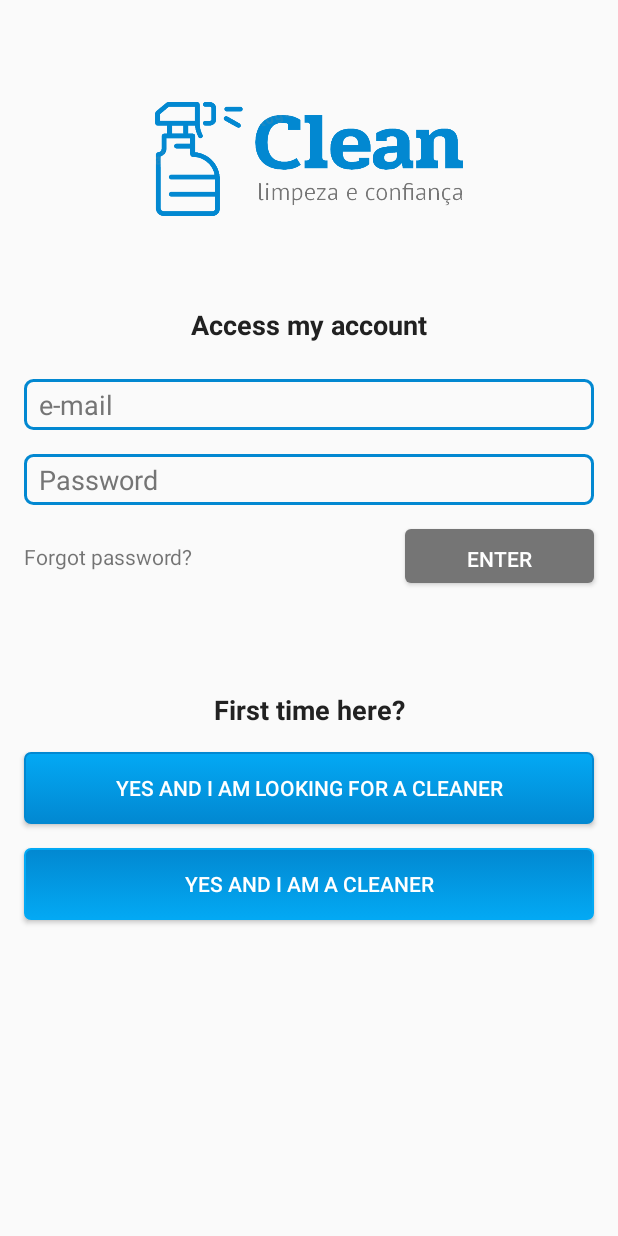
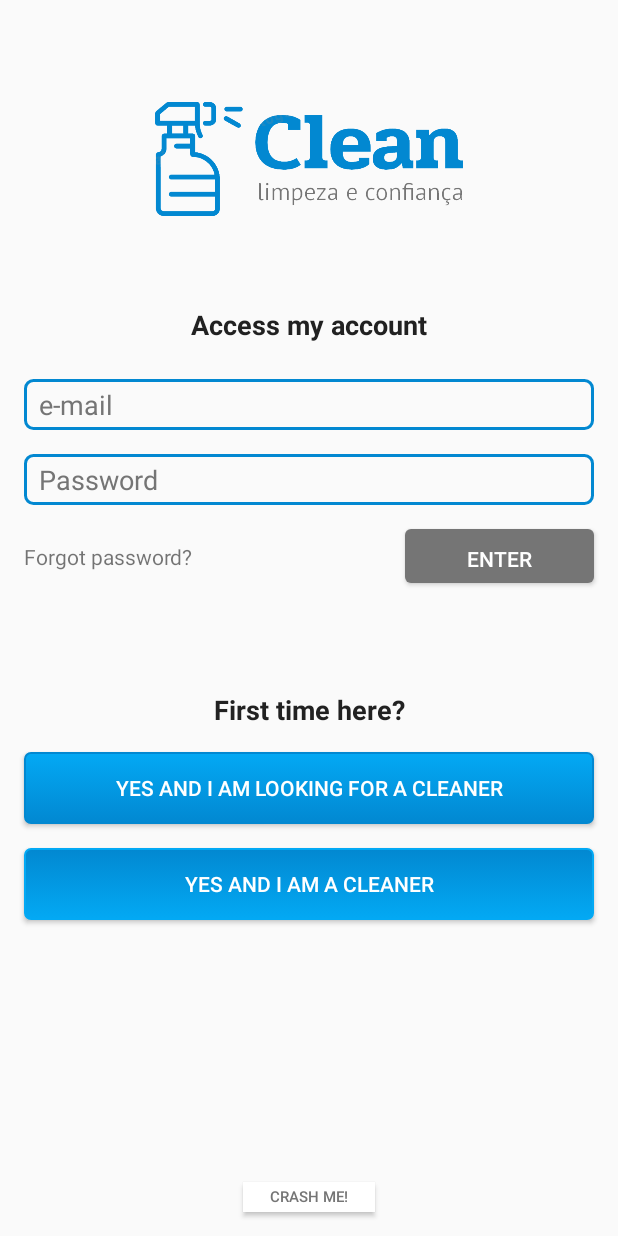
Before and after one commit to jjaviles2010/Clean, an Android app: the screen it shows after launch (LoginActivity), on a phone screen of 412 x 824 dp. Run offline under Robolectric (Android 15) with nearby library versions, the light colour scheme and no system bars; our stand-ins replace Firebase (no records; nobody signed in at launch, a user with empty details on screens opened directly), Room's generated code; libraries missing offline, so code that uses them is left out: com.crashlytics.android, com.facebook.stetho; 8 statements that could not run were skipped.

Commit message:
lcg: implementação do Crashlytics. Ajustes em versões do Firebase no Gradle (app) e ajuste no LoginActivity que estava usando uma string literal.

```diff
--- a/app/src/main/java/com/fiap18Mob/clean/view/login/LoginActivity.kt
+++ b/app/src/main/java/com/fiap18Mob/clean/view/login/LoginActivity.kt
@@ -7,6 +7,7 @@ import android.os.Bundle
 import android.view.View
 import android.widget.Toast
 import androidx.lifecycle.Observer
+import com.crashlytics.android.Crashlytics
 import com.fiap18Mob.clean.R
 import com.fiap18Mob.clean.view.forgotpassword.ForgotPasswordActivity
 import com.fiap18Mob.clean.view.main.MainActivity
@@ -84,6 +85,11 @@ class LoginActivity : AppCompatActivity() {
             goResetPassword()
         }
 
+        btCrash.setOnClickListener {
+            Crashlytics.log("Erro na tela de login.")
+            Crashlytics.getInstance().crash()
+        }
+
         loginViewModel.checkRemoteConfig()
     }
 
--- a/app/src/main/res/layout/activity_login.xml
+++ b/app/src/main/res/layout/activity_login.xml
@@ -18,6 +18,19 @@
         app:layout_constraintEnd_toEndOf="parent"
         app:layout_constraintStart_toStartOf="parent"
         app:layout_constraintTop_toBottomOf="@+id/btSingupClient" />
+
+    <Button
+        android:id="@+id/btCrash"
+        android:layout_width="wrap_content"
+        android:layout_height="20dp"
+        android:layout_marginBottom="16dp"
+        android:background="#FFFFFF"
+        android:text="@string/crash_me"
+        android:textColor="@color/secondaryText"
+        android:textSize="10sp"
+        app:layout_constraintBottom_toBottomOf="parent"
+        app:layout_constraintEnd_toEndOf="parent"
+        app:layout_constraintStart_toStartOf="parent" />
 
     <Button
         android:id="@+id/btSingupClient"
--- a/app/src/main/res/values/strings.xml
+++ b/app/src/main/res/values/strings.xml
@@ -54,4 +54,5 @@
     <string name="tvNameLbl">Name :</string>
     <string name="tvPhoneLbl">Phone :</string>
     <string name="hour_value">Hour value :</string>
+    <string name="crash_me">Crash me!</string>
 </resources>
--- a/build.gradle
+++ b/build.gradle
@@ -11,6 +11,9 @@ buildscript {
     ext.kotlin_version = '1.3.50'
     repositories {
         google()
+        maven {
+            url 'https://maven.fabric.io/public'
+        }
         jcenter()
 
     }
@@ -18,6 +21,7 @@ buildscript {
         classpath 'com.google.gms:google-services:4.3.2'
         classpath 'com.android.tools.build:gradle:3.5.1'
         classpath "org.jetbrains.kotlin:kotlin-gradle-plugin:$kotlin_version"
+        classpath 'io.fabric.tools:gradle:1.31.0'  // Crashlytics plugin
         // NOTE: Do not place your application dependencies here; they belong
         // in the individual module build.gradle files
     }
```
Also changed, not shown: app/build.gradle (+9 -4 lines), 1 other file.
